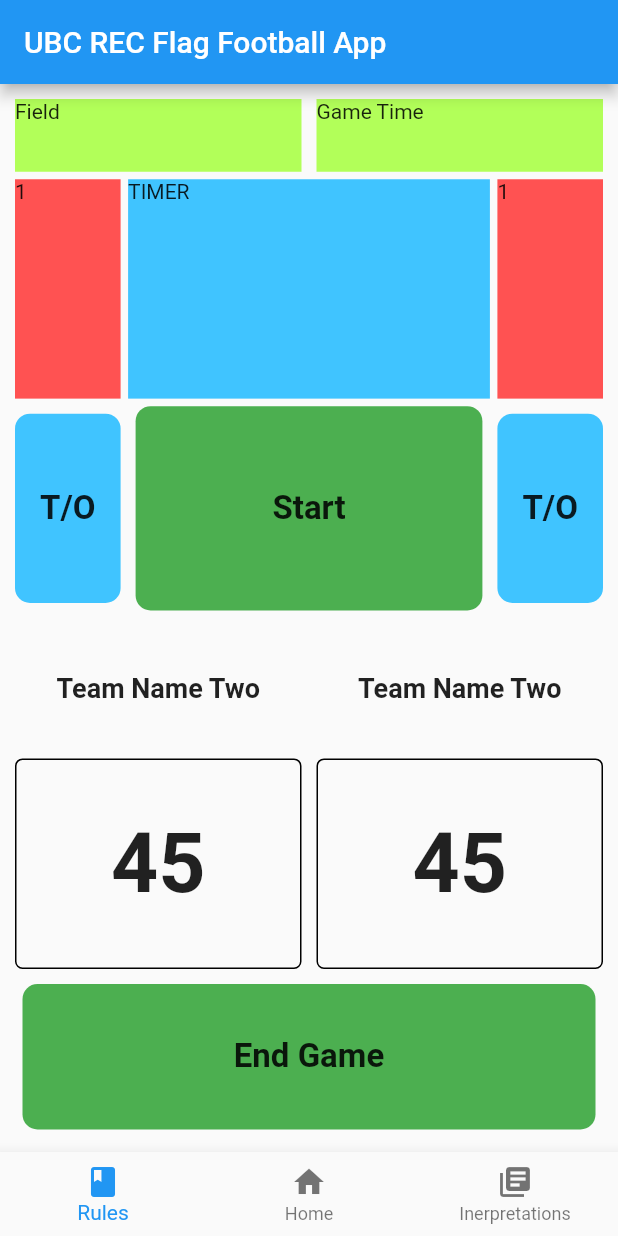
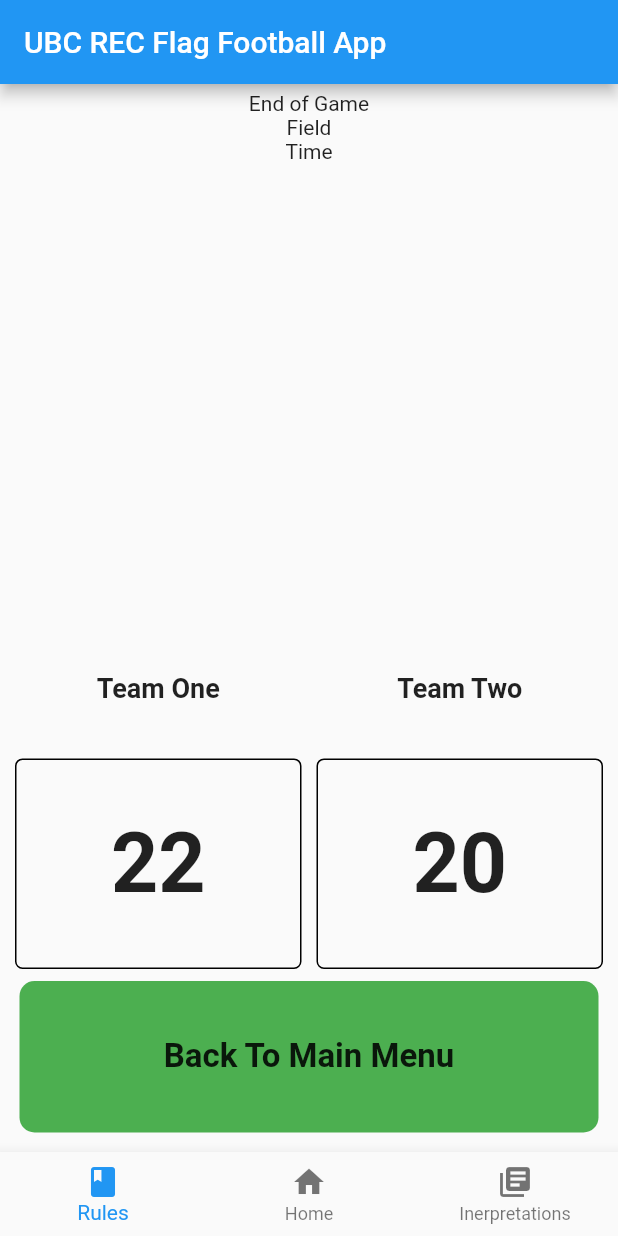
Before and after one commit to JPGarCar/ubc_rec_referee_app, a Flutter app: the screen it shows after launch, on a phone screen of 412 x 824 dp. Run offline on Flutter 3.47's test engine with Material 2 defaults, Android fonts, the phone set to English and light mode, and no system bars.

Commit message:
Finished outline of the end of game page. Missing some styling and functionality.

```diff
--- /dev/null
+++ b/lib/components/score_box.dart
@@ -0,0 +1,27 @@
+import 'package:flutter/material.dart';
+
+class ScoreBox extends StatelessWidget {
+  final score;
+
+  ScoreBox({this.score});
+
+  @override
+  Widget build(BuildContext context) {
+    return Container(
+      child: Text(
+        score,
+        textAlign: TextAlign.center,
+        style: TextStyle(
+          fontSize: 55,
+          fontWeight: FontWeight.bold,
+        ),
+      ),
+      decoration: BoxDecoration(
+        borderRadius: BorderRadius.circular(5),
+        border: Border.all(color: Colors.black),
+      ),
+      constraints: BoxConstraints.expand(),
+      alignment: Alignment.center,
+    );
+  }
+}
--- /dev/null
+++ b/lib/components/timer_team_score.dart
@@ -0,0 +1,41 @@
+import 'package:flutter/material.dart';
+import 'package:ubc_rec_refferee_app/components/score_box.dart';
+
+class TimerTeamScore extends StatelessWidget {
+  final teamName;
+  final score;
+
+  TimerTeamScore({@required this.teamName, @required this.score});
+
+  @override
+  Widget build(BuildContext context) {
+    return Container(
+      margin: EdgeInsets.symmetric(horizontal: 5),
+      child: Column(
+        crossAxisAlignment: CrossAxisAlignment.stretch,
+        children: <Widget>[
+          Expanded(
+            flex: 2,
+            child: Container(
+              child: Text(
+                teamName,
+                textAlign: TextAlign.center,
+                style: TextStyle(
+                  fontSize: 18,
+                  fontWeight: FontWeight.bold,
+                ),
+              ),
+              alignment: Alignment.center,
+            ),
+          ),
+          Expanded(
+            flex: 3,
+            child: ScoreBox(
+              score: score.toString(),
+            ),
+          ),
+        ],
+      ),
+    );
+  }
+}
--- a/lib/main.dart
+++ b/lib/main.dart
@@ -1,7 +1,7 @@
 import 'package:flutter/material.dart';
-import 'package:ubc_rec_refferee_app/components/rectangle_button.dart';
-import 'package:ubc_rec_refferee_app/main_page.dart';
-import 'package:ubc_rec_refferee_app/timer_page.dart';
+import 'package:ubc_rec_refferee_app/pages/endGame_page.dart';
+import 'package:ubc_rec_refferee_app/pages/main_page.dart';
+import 'package:ubc_rec_refferee_app/pages/timer_page.dart';
 
 void main() => runApp(MyApp());
 
@@ -38,7 +38,7 @@ class MyApp extends StatelessWidget {
               ),
             ],
           ),
-          body: TimerPage(),
+          body: EndGamePage(),
         ),
       ),
     );
--- /dev/null
+++ b/lib/pages/endGame_page.dart
@@ -0,0 +1,59 @@
+import 'package:flutter/material.dart';
+import 'package:ubc_rec_refferee_app/components/timer_team_score.dart';
+import '../components/rectangle_button.dart';
+
+class EndGamePage extends StatefulWidget {
+  @override
+  _EndGamePageState createState() => _EndGamePageState();
+}
+
+class _EndGamePageState extends State<EndGamePage> {
+  @override
+  Widget build(BuildContext context) {
+    return Container(
+      padding: EdgeInsets.all(5),
+      constraints: BoxConstraints.expand(),
+      child: Column(
+        children: <Widget>[
+          Expanded(
+            flex: 3,
+            child: Container(
+              child: Column(
+                children: <Widget>[
+                  // TODO set style for these texts
+                  Text("End of Game"),
+                  Text("Field"),
+                  Text("Time")
+                ],
+              ),
+            ),
+          ),
+          Expanded(
+            flex: 2,
+            child: Row(
+              children: <Widget>[
+                Expanded(
+                  child: TimerTeamScore(
+                    score: 22,
+                    teamName: "Team One",
+                  ),
+                ),
+                Expanded(
+                    child: TimerTeamScore(
+                  score: 20,
+                  teamName: "Team Two",
+                ))
+              ],
+            ),
+          ),
+          Expanded(
+              flex: 1,
+              child: RectangleButton(
+                  text: "Back To Main Menu",
+                  function: null,
+                  edgeInset: EdgeInsets.all(8)))
+        ],
+      ),
+    );
+  }
+}
--- a/lib/main_page.dart
+++ b/lib/pages/main_page.dart
@@ -1,6 +1,6 @@
 import 'package:flutter/material.dart';
 import 'package:ubc_rec_refferee_app/constants.dart';
-import 'components/rectangle_button.dart';
+import '../components/rectangle_button.dart';
 
 class MainPage extends StatefulWidget {
   @override
--- a/lib/timer_page.dart
+++ b/lib/pages/timer_page.dart
@@ -1,5 +1,6 @@
 import 'package:flutter/material.dart';
-import 'components/rectangle_button.dart';
+import '../components/rectangle_button.dart';
+import '../components/timer_team_score.dart';
 
 class TimerPage extends StatefulWidget {
   @override
@@ -130,54 +131,3 @@ class TimerTimeOuts extends StatelessWidget {
     );
   }
 }
-
-class TimerTeamScore extends StatelessWidget {
-  const TimerTeamScore({
-    Key key,
-  }) : super(key: key);
-
-  @override
-  Widget build(BuildContext context) {
-    return Container(
-      margin: EdgeInsets.symmetric(horizontal: 5),
-      child: Column(
-        crossAxisAlignment: CrossAxisAlignment.stretch,
-        children: <Widget>[
-          Expanded(
-            flex: 2,
-            child: Container(
-              child: Text(
-                "Team Name Two",
-                textAlign: TextAlign.center,
-                style: TextStyle(
-                  fontSize: 18,
-                  fontWeight: FontWeight.bold,
-                ),
-              ),
-              alignment: Alignment.center,
-            ),
-          ),
-          Expanded(
-            flex: 3,
-            child: Container(
-              child: Text(
-                "45",
-                textAlign: TextAlign.center,
-                style: TextStyle(
-                  fontSize: 55,
-                  fontWeight: FontWeight.bold,
-                ),
-              ),
-              decoration: BoxDecoration(
-                borderRadius: BorderRadius.circular(5),
-                border: Border.all(color: Colors.black),
-              ),
-              constraints: BoxConstraints.expand(),
-              alignment: Alignment.center,
-            ),
-          ),
-        ],
-      ),
-    );
-  }
-}
```
